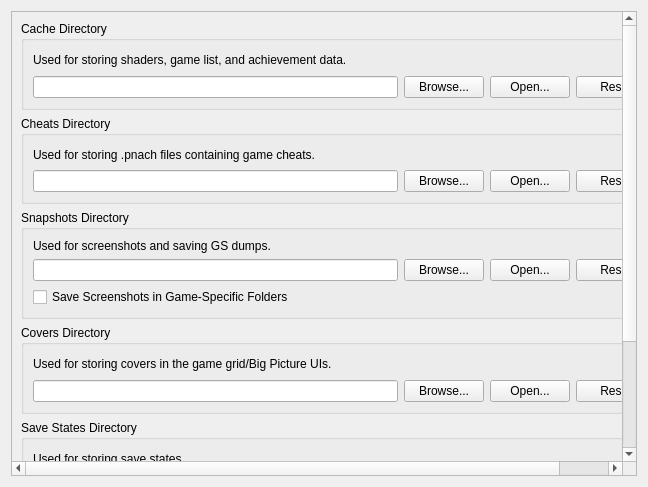
Qt form pcsx2-qt/Settings/FolderSettingsWidget.ui (PCSX2/pcsx2) before a commit.
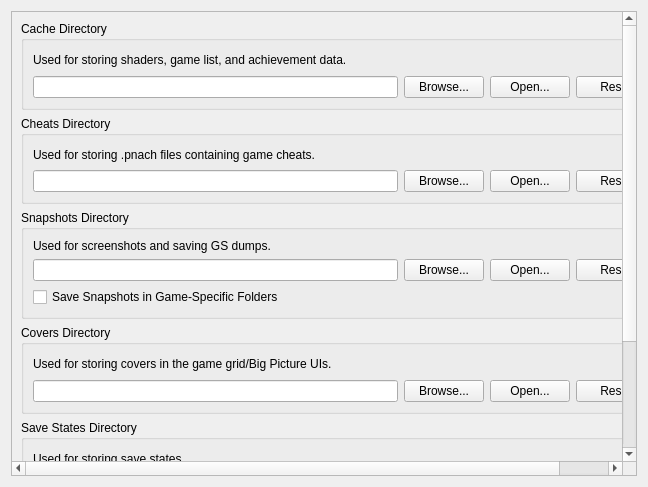
The same form after that commit.

Commit message: UI : Correct  game-specific folders option label

```diff
--- a/pcsx2-qt/Settings/FolderSettingsWidget.ui
+++ b/pcsx2-qt/Settings/FolderSettingsWidget.ui
@@ -183,7 +183,7 @@
       <item row="2" column="0" colspan="4">
        <widget class="QCheckBox" name="organizeScreenshotsByGame">
         <property name="text">
-         <string>Save Screenshots in Game-Specific Folders</string>
+         <string>Save Snapshots in Game-Specific Folders</string>
         </property>
        </widget>
       </item>
```
